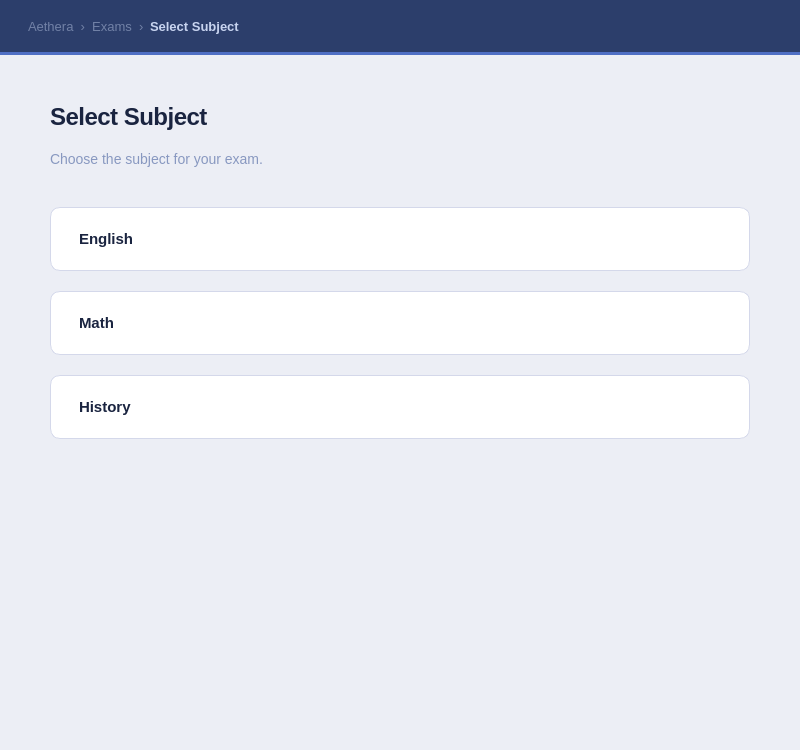
Qt form src/ui/exam/subjects/subjects.ui (DIDimov24/Aethera) before a commit.
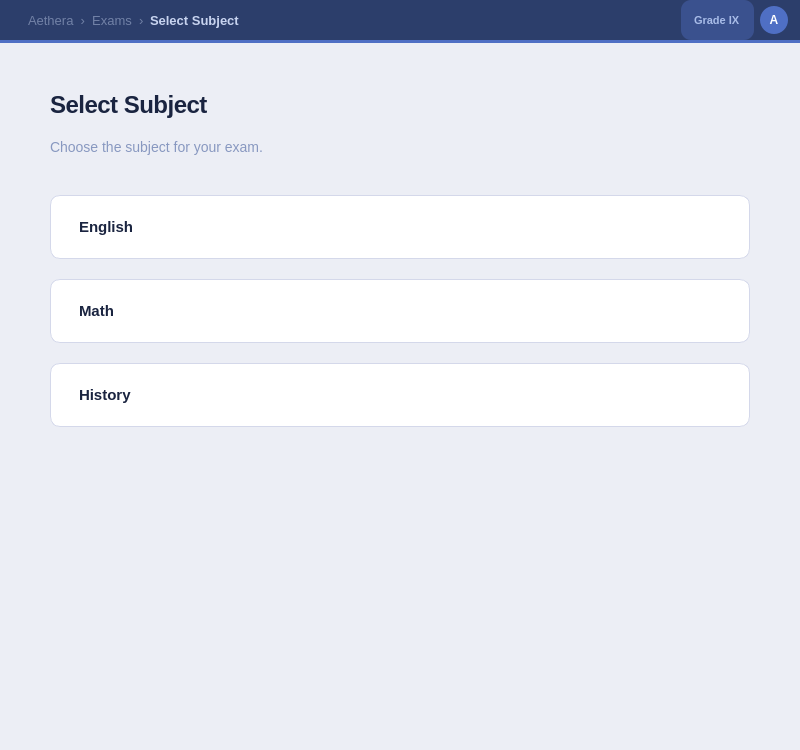
The same form after that commit.

```diff
--- a/src/ui/exam/subjects/subjects.ui
+++ b/src/ui/exam/subjects/subjects.ui
@@ -9,6 +9,9 @@
 QWidget#topBar { background-color: #2c3e6b; }
 QLabel#labelTopBarPage { color: #c8d4f0; font-size: 13px; font-weight: 600; }
 QLabel#labelTopBarBreadcrumb { color: rgba(200,212,240,0.45); font-size: 13px; }
+QLabel#labelTopBarGrade { color: #a8bce8; font-size: 11px; font-weight: 600; background-color: rgba(79,111,196,0.4); border-radius: 10px; padding: 2px 10px; }
+QWidget#labelTopBarAvatar { background-color: #4f6fc4; border-radius: 14px; min-width: 28px; max-width: 28px; min-height: 28px; max-height: 28px; }
+QLabel#labelTopBarAvatarText { color: #ffffff; font-size: 12px; font-weight: 700; background: transparent; }
 QWidget#topBarLine { background-color: #4f6fc4; }
 QLabel#labelSubjectsTitle { color: #1a2440; font-size: 24px; font-weight: 700; letter-spacing: -0.5px; }
 QLabel#labelSubjectsSubtitle { color: #8898c0; font-size: 14px; }
@@ -32,13 +35,23 @@
    <property name="bottomMargin"><number>0</number></property>
    <item>
     <widget class="QWidget" name="topBar" native="true">
-     <property name="minimumSize"><size><width>0</width><height>52</height></size></property>
-     <property name="maximumSize"><size><width>16777215</width><height>52</height></size></property>
+     <property name="minimumSize"><size><width>0</width><height>40</height></size></property>
+     <property name="maximumSize"><size><width>16777215</width><height>40</height></size></property>
      <layout class="QHBoxLayout" name="topBarLayout">
-      <property name="leftMargin"><number>28</number></property><property name="topMargin"><number>0</number></property><property name="rightMargin"><number>28</number></property><property name="bottomMargin"><number>0</number></property>
+      <property name="leftMargin"><number>28</number></property><property name="topMargin"><number>0</number></property><property name="rightMargin"><number>12</number></property><property name="bottomMargin"><number>0</number></property>
       <item><widget class="QLabel" name="labelTopBarBreadcrumb"><property name="text"><string>Aethera  ›  Exams  ›</string></property></widget></item>
       <item><widget class="QLabel" name="labelTopBarPage"><property name="text"><string>Select Subject</string></property></widget></item>
       <item><spacer name="s"><property name="orientation"><enum>Qt::Orientation::Horizontal</enum></property><property name="sizeHint" stdset="0"><size><width>40</width><height>20</height></size></property></spacer></item>
+      <item><widget class="QLabel" name="labelTopBarGrade"><property name="text"><string>Grade IX</string></property></widget></item>
+      <item>
+       <widget class="QWidget" name="labelTopBarAvatar" native="true">
+        <widget class="QLabel" name="labelTopBarAvatarText">
+         <property name="geometry"><rect><x>0</x><y>0</y><width>28</width><height>28</height></rect></property>
+         <property name="text"><string>A</string></property>
+         <property name="alignment"><set>Qt::AlignmentFlag::AlignCenter</set></property>
+        </widget>
+       </widget>
+      </item>
      </layout>
     </widget>
    </item>
```
